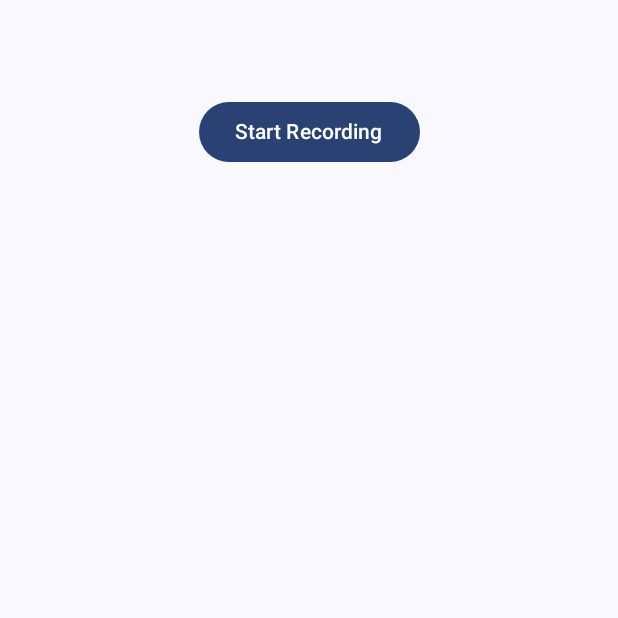
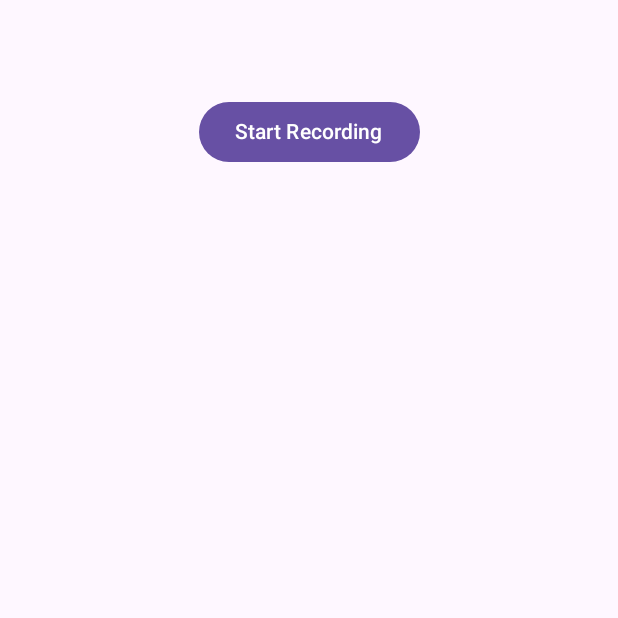
Before and after one commit to onecoffeeplz/ZamechalkaApp, an Android app built with Jetpack Compose: the composable CreateNoteScreen shown on its own in the app's theme, after a tap on "Save Note", on a phone screen of 412 x 824 dp, the top half of it. Run offline under Robolectric (Android 15) with nearby library versions, the phone set to English and light mode, and no system bars; our stand-ins replace Room's generated code, Timber; 2 other taps on this screen came first.

Commit message:
disable dynamic color scheme, update UI view

```diff
--- a/app/src/main/java/dev/onecoffeeplz/zamechalka/presentation/ui/CreateNoteScreen.kt
+++ b/app/src/main/java/dev/onecoffeeplz/zamechalka/presentation/ui/CreateNoteScreen.kt
@@ -23,11 +23,11 @@ import androidx.compose.runtime.remember
 import androidx.compose.runtime.setValue
 import androidx.compose.ui.Alignment
 import androidx.compose.ui.Modifier
-import androidx.compose.ui.graphics.Color
 import androidx.compose.ui.platform.LocalFocusManager
 import androidx.compose.ui.platform.LocalSoftwareKeyboardController
 import androidx.compose.ui.res.stringResource
 import androidx.compose.ui.text.input.ImeAction
+import androidx.compose.ui.text.style.TextAlign
 import androidx.compose.ui.unit.dp
 import com.google.accompanist.permissions.ExperimentalPermissionsApi
 import com.google.accompanist.permissions.isGranted
@@ -64,13 +64,18 @@ fun CreateNoteScreen(viewModel: CreateNoteViewModel = koinViewModel()) {
             Button(onClick = { viewModel.onEvent(CreateNoteEvent.StopRecording) }) {
                 Text(stringResource(R.string.stop))
             }
+            Spacer(modifier = Modifier.height(16.dp))
             Text(
                 stringResource(
                     R.string.recording_with_duration,
                     SimpleDateFormat("mm:ss", Locale.getDefault()).format(
                         state.recordingDuration
                     )
-                )
+                ),
+                color = MaterialTheme.colorScheme.primary,
+                style = MaterialTheme.typography.titleMedium,
+                textAlign = TextAlign.Center,
+                modifier = Modifier.fillMaxWidth(),
             )
         } else {
             if (audioPermissionState.status.isGranted) {
@@ -78,12 +83,17 @@ fun CreateNoteScreen(viewModel: CreateNoteViewModel = koinViewModel()) {
                     Text(stringResource(R.string.start_recording))
                 }
             } else {
-                Column(horizontalAlignment = Alignment.CenterHorizontally) {
+                Column(
+                    horizontalAlignment = Alignment.CenterHorizontally,
+                ) {
                     Text(
                         stringResource(R.string.audio_recording_permission_is_required),
-                        color = Color.Red
+                        color = MaterialTheme.colorScheme.error,
+                        style = MaterialTheme.typography.titleLarge,
+                        textAlign = TextAlign.Center,
+                        modifier = Modifier.fillMaxWidth(),
                     )
-                    Spacer(modifier = Modifier.height(8.dp))
+                    Spacer(modifier = Modifier.height(16.dp))
                     Button(onClick = { audioPermissionState.launchPermissionRequest() }) {
                         Text(stringResource(R.string.grant_permission))
                     }
@@ -92,9 +102,15 @@ fun CreateNoteScreen(viewModel: CreateNoteViewModel = koinViewModel()) {
         }
 
         state.recordingFilePath?.let {
-            Text(stringResource(R.string.recorded_file, it))
+            Text(
+                stringResource(R.string.recorded_file, it),
+                color = MaterialTheme.colorScheme.primary,
+                style = MaterialTheme.typography.titleMedium,
+                textAlign = TextAlign.Center,
+                modifier = Modifier.fillMaxWidth()
+            )
 
-            Spacer(modifier = Modifier.height(8.dp))
+            Spacer(modifier = Modifier.height(16.dp))
 
             OutlinedTextField(
                 value = noteName,
--- a/app/src/main/java/dev/onecoffeeplz/zamechalka/presentation/ui/theme/Theme.kt
+++ b/app/src/main/java/dev/onecoffeeplz/zamechalka/presentation/ui/theme/Theme.kt
@@ -259,10 +259,10 @@ fun ZamechalkaTheme(
     content: @Composable() () -> Unit
 ) {
   val colorScheme = when {
-      dynamicColor && Build.VERSION.SDK_INT >= Build.VERSION_CODES.S -> {
-          val context = LocalContext.current
-          if (darkTheme) dynamicDarkColorScheme(context) else dynamicLightColorScheme(context)
-      }
+//      dynamicColor && Build.VERSION.SDK_INT >= Build.VERSION_CODES.S -> {
+//          val context = LocalContext.current
+//          if (darkTheme) dynamicDarkColorScheme(context) else dynamicLightColorScheme(context)
+//      }
 
       darkTheme -> darkScheme
       else -> lightScheme
```
